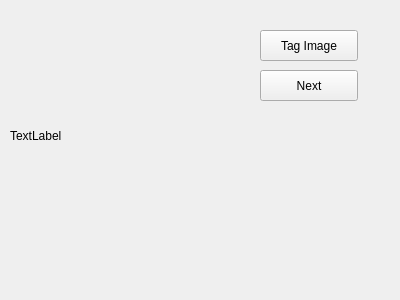
Old version of the form client/image_processing.ui in the repository UCR-UAS/BISON-View.
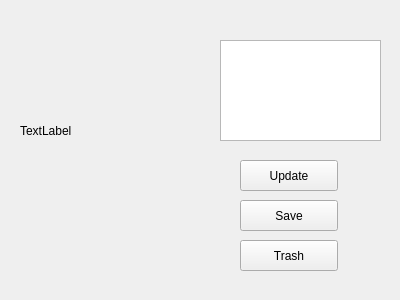
New version of the form.

```diff
--- a/client/image_processing.ui
+++ b/client/image_processing.ui
@@ -16,23 +16,23 @@
   <widget class="QPushButton" name="Tag">
    <property name="geometry">
     <rect>
-     <x>260</x>
-     <y>30</y>
+     <x>240</x>
+     <y>160</y>
      <width>98</width>
      <height>31</height>
     </rect>
    </property>
    <property name="text">
-    <string>Tag Image</string>
+    <string>Update</string>
    </property>
   </widget>
   <widget class="QLabel" name="label">
    <property name="geometry">
     <rect>
-     <x>10</x>
+     <x>20</x>
      <y>20</y>
-     <width>201</width>
-     <height>231</height>
+     <width>181</width>
+     <height>221</height>
     </rect>
    </property>
    <property name="text">
@@ -42,14 +42,37 @@
   <widget class="QPushButton" name="Next">
    <property name="geometry">
     <rect>
-     <x>260</x>
-     <y>70</y>
+     <x>240</x>
+     <y>200</y>
      <width>98</width>
      <height>31</height>
     </rect>
    </property>
    <property name="text">
-    <string>Next</string>
+    <string>Save</string>
+   </property>
+  </widget>
+  <widget class="QTextBrowser" name="textBrowser">
+   <property name="geometry">
+    <rect>
+     <x>220</x>
+     <y>40</y>
+     <width>161</width>
+     <height>101</height>
+    </rect>
+   </property>
+  </widget>
+  <widget class="QPushButton" name="pushButton">
+   <property name="geometry">
+    <rect>
+     <x>240</x>
+     <y>240</y>
+     <width>98</width>
+     <height>31</height>
+    </rect>
+   </property>
+   <property name="text">
+    <string>Trash</string>
    </property>
   </widget>
  </widget>
```
